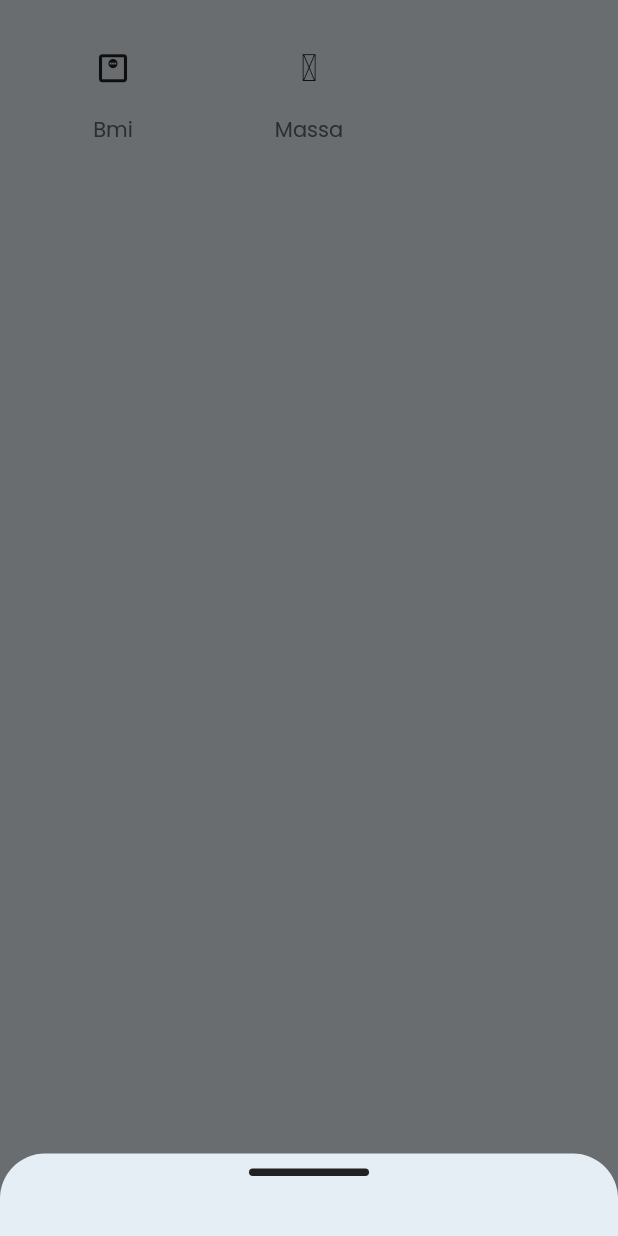
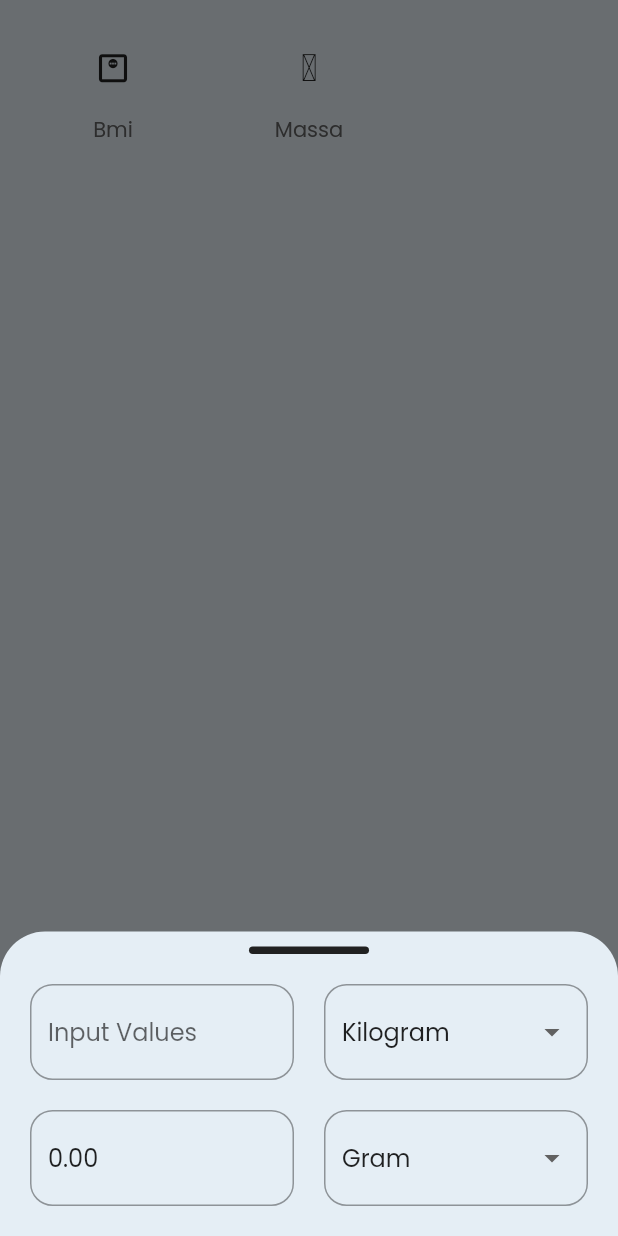
Before and after one commit to WageSapta/Calculator, a Flutter app: the AppsView screen opened directly, after a tap on "Massa", on a phone screen of 412 x 824 dp. Run offline on Flutter 3.47's test engine with Material 2 defaults, Android fonts, the phone set to English and light mode, and no system bars; our stand-ins replace material_design_icons_flutter, math_expressions, shared_preferences; accounts and stored records are empty.

Commit message:
add massa

```diff
--- a/lib/apps/provider/apps_provider.dart
+++ b/lib/apps/provider/apps_provider.dart
@@ -1,14 +1,19 @@
-import 'package:calculator/bmi/view/bmi_view.dart';
+import 'package:calculator/apps/widgets/bmi/view/bmi_view.dart';
+import 'package:calculator/apps/widgets/massa/view/massa_view.dart';
 import 'package:flutter/material.dart';
 import 'package:material_design_icons_flutter/material_design_icons_flutter.dart';
 
 class AppsProvider extends ChangeNotifier {
   final List apps = [
     // {'name': "Area", 'icon': Icons.open_in_full},
-    {'name': "Bmi", 'icon': Icons.monitor_weight_outlined, 'widget': const BmiView()},
+    {
+      'name': "Bmi",
+      'icon': Icons.monitor_weight_outlined,
+      'widget': const BmiView()
+    },
     // {'name': "Diskon", 'icon': Icons.discount_outlined},
     // {'name': "Kecepatan", 'icon': Icons.speed},
-    {'name': "Massa", 'icon': MdiIcons.weight},
+    {'name': "Massa", 'icon': MdiIcons.weight, 'widget': const MassaView()},
     // {'name': "Mata uang", 'icon': Icons.currency_exchange},
     // {'name': "Panjang", 'icon': Icons.straighten},
     // {'name': "Suhu", 'icon': Icons.thermostat},
--- /dev/null
+++ b/lib/apps/widgets/massa/provider/massa_provider.dart
@@ -0,0 +1,47 @@
+import 'package:flutter/material.dart';
+
+class MassaProvider extends ChangeNotifier {
+  double _input1Value = 0;
+  double _input2Value = 0;
+  String _selectedFromMassUnit = 'Kilogram';
+  String _selectedToMassUnit = 'Gram';
+
+  double get input1Value => _input1Value;
+  double get input2Value => _input2Value;
+  String get selectedFromMassUnit => _selectedFromMassUnit;
+  String get selectedToMassUnit => _selectedToMassUnit;
+
+  set input1Value(val) {
+    _input1Value = val;
+    notifyListeners();
+  }
+
+  set input2Value(val) {
+    _input2Value = val;
+    notifyListeners();
+  }
+
+  set selectedFromMassUnit(val) {
+    _selectedFromMassUnit = val;
+    notifyListeners();
+  }
+
+  set selectedToMassUnit(val) {
+    _selectedToMassUnit = val;
+    notifyListeners();
+  }
+
+  final Map<String, double> conversionRates = {
+    'Kilogram': 1,
+    'Gram': 1000,
+    'Pound': 2.20462,
+    // Add more units and conversion rates here
+  };
+
+  void convertValue() {
+    double conversionRate = conversionRates[selectedToMassUnit]! /
+        conversionRates[selectedFromMassUnit]!;
+    _input2Value = input1Value * conversionRate;
+    notifyListeners();
+  }
+}
--- /dev/null
+++ b/lib/apps/widgets/massa/view/massa_view.dart
@@ -0,0 +1,108 @@
+import 'package:calculator/apps/widgets/massa/provider/massa_provider.dart';
+import 'package:calculator/apps/widgets/text_field.dart';
+import 'package:calculator/calculus/provider/theme_provider.dart';
+import 'package:flutter/material.dart';
+import 'package:provider/provider.dart';
+
+class MassaView extends StatefulWidget {
+  const MassaView({super.key});
+
+  @override
+  State<MassaView> createState() => _MassaViewState();
+}
+
+class _MassaViewState extends State<MassaView> {
+  @override
+  Widget build(BuildContext context) {
+    return Consumer2<ThemeProvider, MassaProvider>(
+      builder: (context, theme, massa, child) {
+        return Column(
+          children: <Widget>[
+            Row(
+              children: <Widget>[
+                Expanded(
+                  child: MyTextField(
+                    isDark: theme.isDarkMode,
+                    hintText: 'Input Values',
+                    onChanged: (value) {
+                      massa.input1Value = double.tryParse(value) ?? 0.0;
+                      massa.convertValue();
+                    },
+                  ),
+                ),
+                const SizedBox(width: 20.0),
+                Flexible(
+                  child: DropdownButtonFormField<String>(
+                    borderRadius: BorderRadius.circular(20),
+                    value: massa.selectedFromMassUnit,
+                    onChanged: (newValue) {
+                      massa.selectedFromMassUnit = newValue!;
+                      massa.convertValue();
+                    },
+                    decoration: InputDecoration(
+                      border: const OutlineInputBorder(
+                        borderRadius: BorderRadius.all(Radius.circular(15)),
+                      ),
+                      focusedBorder: OutlineInputBorder(
+                        borderSide: BorderSide(color: Colors.amber.shade900),
+                        borderRadius: BorderRadius.circular(15),
+                      ),
+                    ),
+                    items: massa.conversionRates.keys
+                        .map<DropdownMenuItem<String>>((String value) {
+                      return DropdownMenuItem<String>(
+                        value: value,
+                        child: Text(value),
+                      );
+                    }).toList(),
+                  ),
+                ),
+              ],
+            ),
+            const SizedBox(height: 20.0),
+            Row(
+              children: <Widget>[
+                Expanded(
+                  child: MyTextField(
+                    isDark: theme.isDarkMode,
+                    hintText: 'Result',
+                    controller: TextEditingController(
+                        text: massa.input2Value.toStringAsFixed(2)),
+                  ),
+                ),
+                const SizedBox(width: 20.0),
+                Flexible(
+                  child: DropdownButtonFormField<String>(
+                    value: massa.selectedToMassUnit,
+                    borderRadius: BorderRadius.circular(20),
+                    onChanged: (newValue) {
+                      massa.selectedToMassUnit = newValue!;
+                      massa.convertValue();
+                    },
+                    decoration: InputDecoration(
+                      border: OutlineInputBorder(
+                          borderRadius:
+                              const BorderRadius.all(Radius.circular(15)),
+                          borderSide: BorderSide(color: Colors.amber.shade900)),
+                      focusedBorder: OutlineInputBorder(
+                        borderSide: BorderSide(color: Colors.amber.shade900),
+                        borderRadius: BorderRadius.circular(15),
+                      ),
+                    ),
+                    items: massa.conversionRates.keys
+                        .map<DropdownMenuItem<String>>((String value) {
+                      return DropdownMenuItem<String>(
+                        value: value,
+                        child: Text(value),
+                      );
+                    }).toList(),
+                  ),
+                ),
+              ],
+            ),
+          ],
+        );
+      },
+    );
+  }
+}
--- /dev/null
+++ b/lib/apps/widgets/text_field.dart
@@ -0,0 +1,44 @@
+import 'package:flutter/material.dart';
+
+import '../../utils/color.dart';
+
+class MyTextField extends StatefulWidget {
+  final bool isDark;
+  final TextEditingController? controller;
+  final String hintText;
+  final Function(String)? onChanged;
+  final bool readOnly;
+  const MyTextField(
+      {super.key,
+      this.isDark = false,
+      this.controller,
+      required this.hintText,
+      this.onChanged,
+      this.readOnly = false});
+
+  @override
+  State<MyTextField> createState() => _MyTextFieldState();
+}
+
+class _MyTextFieldState extends State<MyTextField> {
+  @override
+  Widget build(BuildContext context) {
+    return TextField(
+      controller: widget.controller,
+      keyboardType: TextInputType.number,
+      readOnly: widget.readOnly,
+      onChanged: widget.onChanged,
+      decoration: InputDecoration(
+        hintText: widget.hintText,
+        border: const OutlineInputBorder(
+          borderRadius: BorderRadius.all(Radius.circular(15)),
+        ),
+        focusedBorder: OutlineInputBorder(
+          borderSide: BorderSide(
+              color: widget.isDark ? MyColors.primary : MyColors.deepGrey),
+          borderRadius: BorderRadius.circular(15),
+        ),
+      ),
+    );
+  }
+}
--- a/lib/main.dart
+++ b/lib/main.dart
@@ -1,6 +1,7 @@
 import 'package:calculator/apps/provider/apps_provider.dart';
-import 'package:calculator/bmi/provider/bmi_provider.dart';
+import 'package:calculator/apps/widgets/bmi/provider/bmi_provider.dart';
 import 'package:calculator/calculus/provider/theme_provider.dart';
+import 'package:calculator/apps/widgets/massa/provider/massa_provider.dart';
 import 'package:calculator/nav/provider/navigation_provider.dart';
 import 'package:calculator/splash_screen.dart';
 import 'package:provider/provider.dart';
@@ -24,6 +25,7 @@ class MyApp extends StatelessWidget {
         ChangeNotifierProvider(create: (_) => CalculusProvider()),
         ChangeNotifierProvider(create: (_) => AppsProvider()),
         ChangeNotifierProvider(create: (_) => BmiProvider()),
+        ChangeNotifierProvider(create: (_) => MassaProvider()),
       ],
       child: Consumer<ThemeProvider>(
         builder: (context, value, child) {
--- a/lib/nav/view/navigation_view.dart
+++ b/lib/nav/view/navigation_view.dart
@@ -3,7 +3,6 @@ import 'package:calculator/calculus/widget/mybutton.dart';
 import 'package:calculator/nav/provider/navigation_provider.dart';
 import 'package:calculator/utils/state_utils.dart';
 import 'package:flutter/material.dart';
-import 'package:flutter_statusbarcolor_ns/flutter_statusbarcolor_ns.dart';
 import 'package:provider/provider.dart';
 
 class NavigationView extends StatefulWidget {
```
Also changed, not shown: lib/apps/widgets/bmi/view/bmi_view.dart (renamed from lib/bmi/view/bmi_view.dart, +8 -28 lines), lib/massa/provider/massa_provider.dart (deleted, +0 -25 lines), lib/massa/view/massa_view.dart (deleted, +0 -69 lines), lib/apps/widgets/bmi/provider/bmi_provider.dart (renamed from lib/bmi/provider/bmi_provider.dart).
